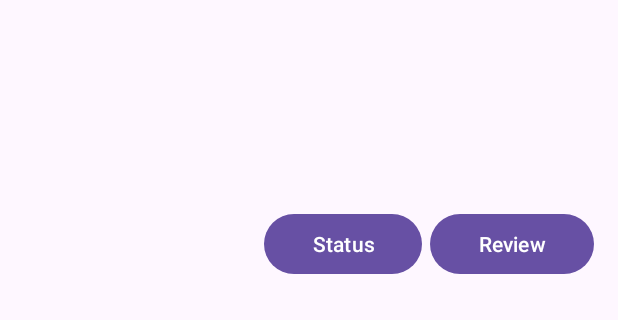
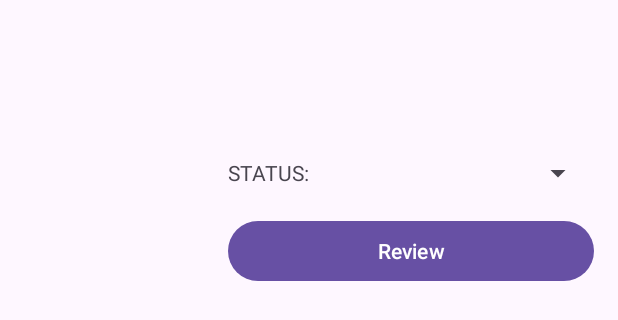
Before and after one commit to SSROCKS30/BingeBox, an Android app: the layout dialog_movie_lib_details.xml on its own in the app's theme, with its tools: preview values and no code run, on a phone screen of 412 x 824 dp. Shown: the top 320 px of the screen. Run offline under Robolectric (Android 15) with nearby library versions, the phone set to English and light mode, and no system bars.

Commit message:
Enhance UX

```diff
--- a/app/src/main/res/layout/activity_main.xml
+++ b/app/src/main/res/layout/activity_main.xml
@@ -29,7 +29,7 @@
     <com.google.android.material.bottomnavigation.BottomNavigationView
         android:id="@+id/bottomNavigation"
         android:layout_width="0dp"
-        android:layout_height="40dp"
+        android:layout_height="wrap_content"
         app:layout_constraintBottom_toBottomOf="parent"
         app:layout_constraintEnd_toEndOf="parent"
         app:layout_constraintStart_toStartOf="parent"
--- a/app/src/main/res/layout/dialog_movie_lib_details.xml
+++ b/app/src/main/res/layout/dialog_movie_lib_details.xml
@@ -7,8 +7,8 @@
 
     <ImageView
         android:id="@+id/dialogMovieImage"
-        android:layout_width="144dp"
-        android:layout_height="216dp"
+        android:layout_width="120dp"
+        android:layout_height="180dp"
         android:scaleType="centerCrop" />
 
     <LinearLayout
@@ -36,11 +36,25 @@
             android:layout_height="wrap_content"
             android:layout_marginTop="8dp" />
 
-        <TextView
-            android:id="@+id/dialogMovieStatus"
-            android:layout_width="wrap_content"
+        <LinearLayout
+            android:layout_width="match_parent"
             android:layout_height="wrap_content"
-            android:layout_marginTop="8dp"/>
+            android:orientation="horizontal"
+            android:layout_marginTop="8dp">
+
+            <TextView
+                android:layout_width="wrap_content"
+                android:layout_height="wrap_content"
+                android:text="STATUS:"
+                android:layout_gravity="center_vertical"/>
+
+            <Spinner
+                android:id="@+id/statusSpinner"
+                android:layout_width="0dp"
+                android:layout_height="wrap_content"
+                android:layout_weight="1"/>
+        </LinearLayout>
+
         <ImageView
             android:id="@+id/dialogMovieRating"
             android:layout_width="wrap_content"
@@ -48,28 +62,12 @@
             android:layout_gravity="center_horizontal"
             android:layout_marginTop="8dp"/>
 
-        <LinearLayout
+        <Button
+            android:id="@+id/movie_review"
             android:layout_width="match_parent"
             android:layout_height="wrap_content"
-            android:orientation="horizontal"
-            android:layout_marginTop="8dp">
-
-            <Button
-                android:layout_width="wrap_content"
-                android:layout_height="wrap_content"
-                android:text="Status"
-                android:layout_marginRight="5dp"
-                android:layout_weight="1"
-                android:id="@+id/changeMovieStatus"/>
-
-            <Button
-                android:layout_width="wrap_content"
-                android:layout_height="wrap_content"
-                android:layout_weight="1"
-                android:text="Review"
-                android:id="@+id/movie_review"/>
-        </LinearLayout>
-
+            android:layout_marginTop="8dp"
+            android:text="Review"/>
 
     </LinearLayout>
 </LinearLayout>
```
Also changed, not shown: app/src/main/java/com/example/bingebox/MainActivity.java (+10 -2 lines), app/src/main/java/com/example/bingebox/dialogBox/Lib_dialog.java (+40 -16 lines), app/src/main/java/com/example/bingebox/fragments/LibraryFragment.java (+53 -2 lines), app/src/main/res/layout/fragment_library.xml (+10 -0 lines).
